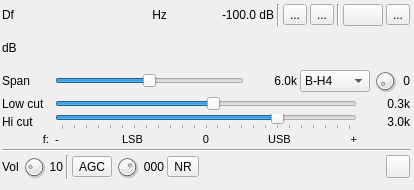
Qt form plugins/channelrx/wdsprx/wdsprxgui.ui (f4exb/sdrangel) before a commit.
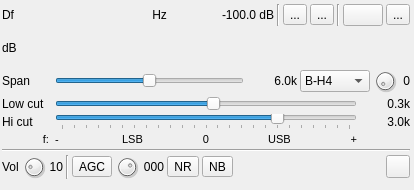
The same form after that commit. Icons and pictures are not drawn. Custom widgets are drawn as their Qt base class.

Patch:
```diff
--- a/plugins/channelrx/wdsprx/wdsprxgui.ui
+++ b/plugins/channelrx/wdsprx/wdsprxgui.ui
@@ -877,6 +877,19 @@
         </property>
        </widget>
       </item>
+      <item>
+       <widget class="ButtonSwitch" name="dnb">
+        <property name="toolTip">
+         <string>Toggle Digital Noise Blanker</string>
+        </property>
+        <property name="text">
+         <string>NB</string>
+        </property>
+        <property name="checkable">
+         <bool>true</bool>
+        </property>
+       </widget>
+      </item>
       <item>
        <spacer name="horizontalSpacer">
         <property name="orientation">
```
